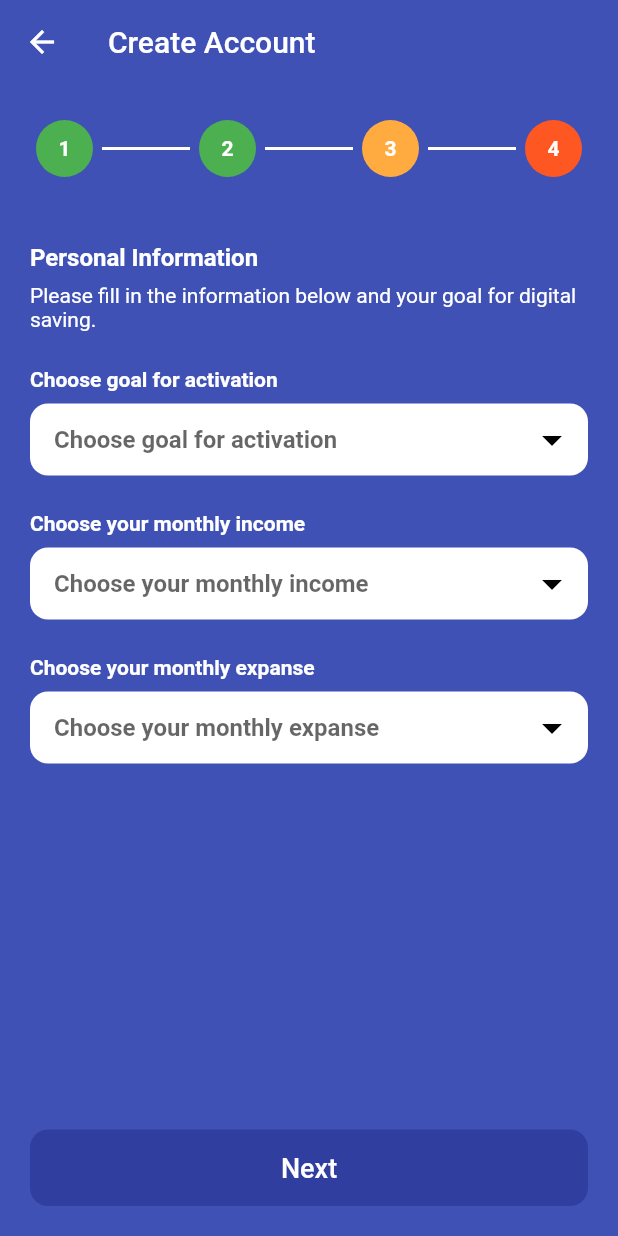
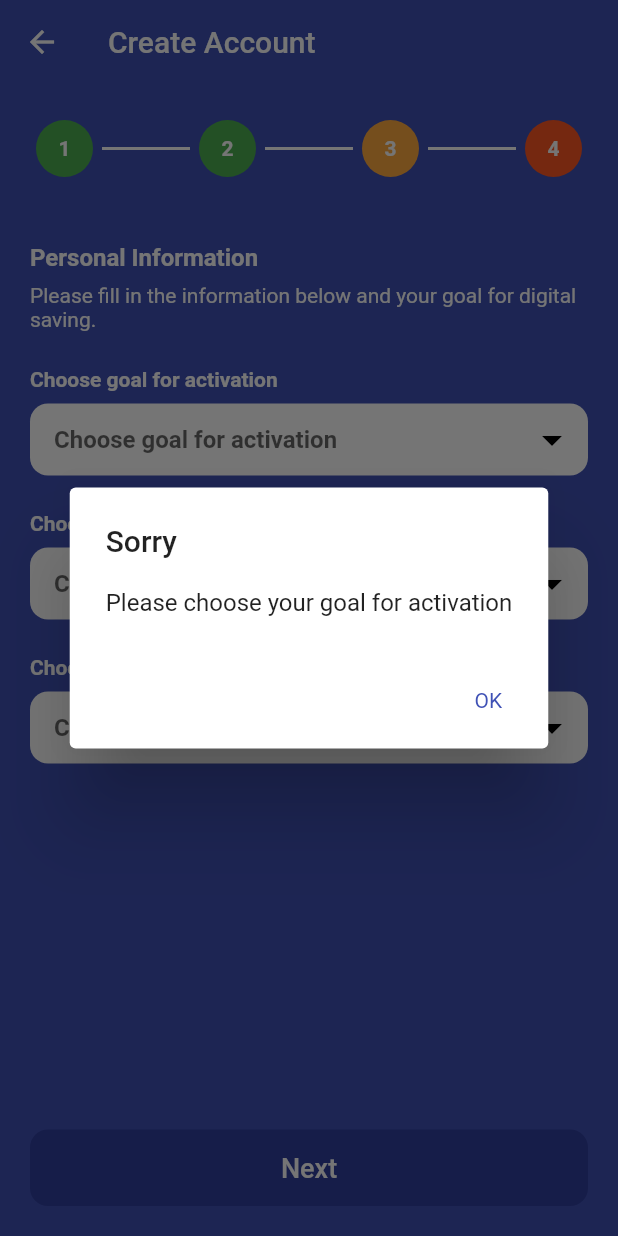
Before and after one commit to FungkiPandu/flutter_mini_register, a Flutter app: the PersonalInfoPage screen opened directly with empty values, after a tap on "Next", on a phone screen of 412 x 824 dp. Run offline on Flutter 3.47's test engine with Material 2 defaults, Android fonts, the phone set to English and light mode, and no system bars.

Commit message:
feat: validate personal info options

```diff
--- a/lib/logic/register/personal_info.dart
+++ b/lib/logic/register/personal_info.dart
@@ -0,0 +1,7 @@
+class PersonalInfoLogic {
+  bool isValidGoal(String? goal) => goal != null;
+
+  bool isValidIncome(String? income) => income != null;
+
+  bool isValidExpanse(String? expanse) => expanse != null;
+}
--- a/lib/screen/register/page3_personal_info/personal_info_page.dart
+++ b/lib/screen/register/page3_personal_info/personal_info_page.dart
@@ -1,8 +1,11 @@
 import 'package:flutter/material.dart';
+import 'package:flutter_mini_register/component/my_alert_dialog.dart';
 import 'package:flutter_mini_register/component/my_button.dart';
 import 'package:flutter_mini_register/component/my_drop_down.dart';
 import 'package:flutter_mini_register/component/my_text.dart';
 import 'package:flutter_mini_register/component/template/register_stepper.dart';
+import 'package:flutter_mini_register/helper/navigation/navigate.dart';
+import 'package:flutter_mini_register/logic/register/personal_info.dart';
 
 class PersonalInfoPage extends StatefulWidget {
   final String email;
@@ -19,6 +22,8 @@ class PersonalInfoPage extends StatefulWidget {
 }
 
 class _PersonalInfoPageState extends State<PersonalInfoPage> {
+  var _logic = PersonalInfoLogic();
+
   List<String> goalOptions = [
     "Invest",
     "Saving",
@@ -145,7 +150,6 @@ class _PersonalInfoPageState extends State<PersonalInfoPage> {
       currentValue: expanse,
       caption: "Choose your monthly expanse",
       onChanged: (item) {
-        print(item);
         setState(() {
           expanse = item;
         });
@@ -158,8 +162,37 @@ class _PersonalInfoPageState extends State<PersonalInfoPage> {
       text: "Next",
       color: Theme.of(context).primaryColorDark,
       onPressed: () {
-        // todo: create validation + navigate to next page
+        if (!_logic.isValidGoal(goal)) {
+          showErrorDialog("Please choose your goal for activation");
+          return;
+        }
+        if (!_logic.isValidIncome(income)) {
+          showErrorDialog("Please choose your monthly income");
+          return;
+        }
+        if (!_logic.isValidExpanse(expanse)) {
+          showErrorDialog("Please choose your monthly expanse");
+          return;
+        }
+        // todo: navigate to next page
       },
     );
   }
+
+  void showErrorDialog(String message) {
+    showMyDialog(
+      context: context,
+      builder: (context) => MyAlertDialog(
+        title: "Sorry",
+        content: message,
+        actions: [
+          MyAlertDialogButton(
+            text: "OK",
+            isDefaultAction: true,
+            onPressed: Navigate(context).pop,
+          ),
+        ],
+      ),
+    );
+  }
 }
```
